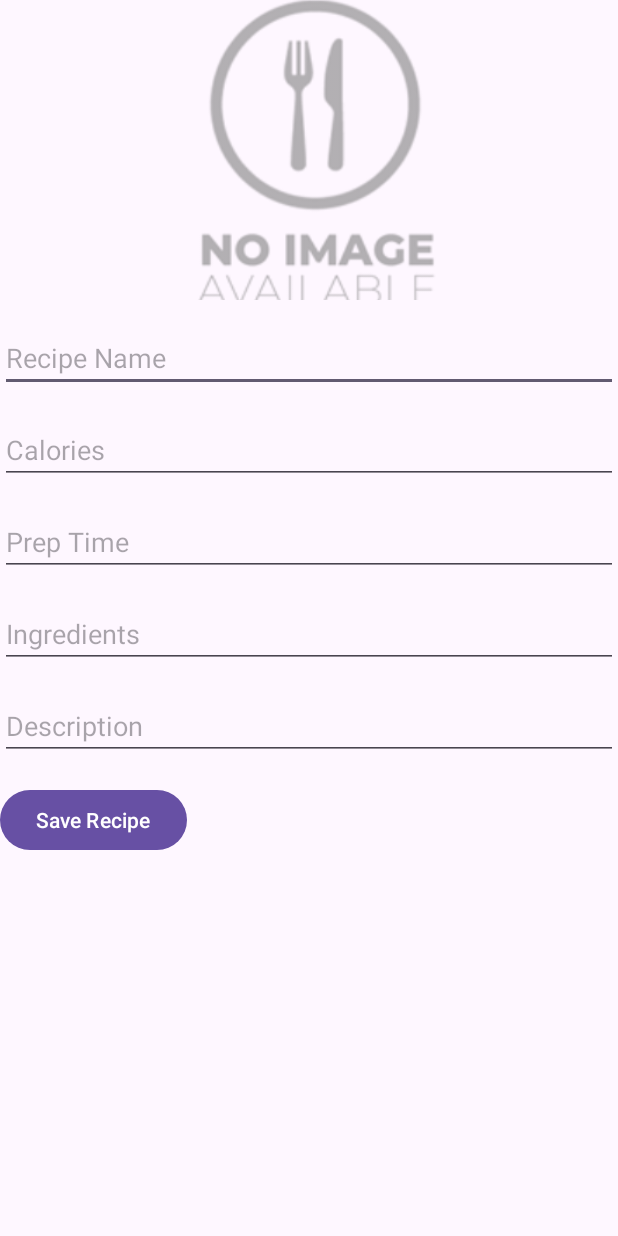
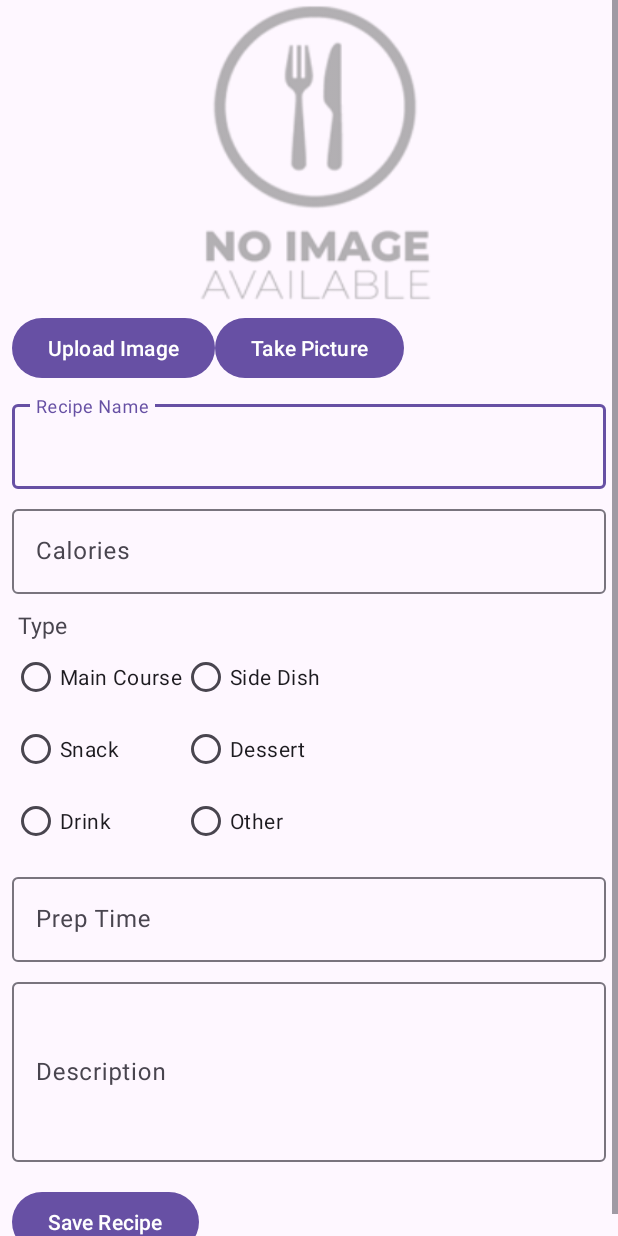
Before and after one commit to javin141/MAD_Project, an Android app: the AddRecipes screen opened directly, with no data from a screen before it, on a phone screen of 412 x 824 dp. Run offline under Robolectric (Android 15) with nearby library versions, the phone set to English and light mode, and no system bars.

Commit message:
changes to add recipe and DB

```diff
--- a/app/src/main/res/layout/add_recipes.xml
+++ b/app/src/main/res/layout/add_recipes.xml
@@ -1,6 +1,13 @@
-<RelativeLayout xmlns:android="http://schemas.android.com/apk/res/android"
+<ScrollView
+    xmlns:android="http://schemas.android.com/apk/res/android"
     android:layout_width="match_parent"
     android:layout_height="match_parent">
+
+    <RelativeLayout
+        android:layout_width="match_parent"
+        android:layout_height="wrap_content"
+        android:layout_marginStart="8dp"
+        android:layout_marginEnd="8dp">
 
         <!-- Image Input -->
         <ImageView
@@ -10,59 +17,153 @@
             android:scaleType="centerCrop"
             android:src="@drawable/placeholder_image" />
 
+        <!-- Upload Image Button -->
+        <Button
+            android:id="@+id/btnUploadImage"
+            android:layout_width="wrap_content"
+            android:layout_height="wrap_content"
+            android:layout_below="@+id/imageInput"
+            android:layout_marginTop="8dp"
+            android:text="Upload Image" />
+
+        <!-- Take Picture Button -->
+        <Button
+            android:id="@+id/btnCaptureImage"
+            android:layout_width="wrap_content"
+            android:layout_height="wrap_content"
+            android:layout_below="@+id/imageInput"
+            android:layout_marginTop="8dp"
+            android:layout_toEndOf="@id/btnUploadImage"
+            android:text="Take Picture" />
+
         <!-- Recipe Name Input -->
-    <EditText
+        <com.google.android.material.textfield.TextInputLayout
+            android:id="@+id/recipeNameInputLayout"
+            android:layout_width="match_parent"
+            android:layout_height="wrap_content"
+            android:layout_below="@+id/btnCaptureImage"
+            android:layout_marginTop="8dp">
+
+            <com.google.android.material.textfield.TextInputEditText
                 android:id="@+id/recipeNameInput"
                 android:layout_width="match_parent"
                 android:layout_height="wrap_content"
-        android:layout_below="@+id/imageInput"
-        android:layout_marginTop="16dp"
                 android:hint="Recipe Name" />
+        </com.google.android.material.textfield.TextInputLayout>
 
         <!-- Calories Input -->
-    <EditText
+        <com.google.android.material.textfield.TextInputLayout
+            android:id="@+id/caloriesInputLayout"
+            android:layout_width="match_parent"
+            android:layout_height="wrap_content"
+            android:layout_below="@+id/recipeNameInputLayout"
+            android:layout_marginTop="8dp">
+
+            <com.google.android.material.textfield.TextInputEditText
                 android:id="@+id/caloriesInput"
                 android:layout_width="match_parent"
                 android:layout_height="wrap_content"
-        android:layout_below="@+id/recipeNameInput"
-        android:layout_marginTop="16dp"
                 android:hint="Calories" />
+        </com.google.android.material.textfield.TextInputLayout>
+
+        <TextView
+            android:id="@+id/typeLabel"
+            android:layout_width="match_parent"
+            android:layout_height="wrap_content"
+            android:layout_below="@+id/caloriesInputLayout"
+            android:layout_marginStart="4dp"
+            android:layout_marginTop="10dp"
+            android:text="Type"
+            android:textSize="15dp" />
+
+        <!-- Type RadioButtons -->
 
         <!-- Prep Time Input -->
-    <EditText
+        <GridLayout
+            android:id="@+id/typeGridLayout"
+            android:layout_width="match_parent"
+            android:layout_height="wrap_content"
+            android:layout_below="@+id/typeLabel"
+            android:layout_marginTop="0dp"
+            android:columnCount="2"
+
+            android:columnOrderPreserved="false">
+
+            <RadioButton
+                android:id="@+id/radioMain"
+                android:layout_width="wrap_content"
+                android:layout_height="wrap_content"
+                android:text="Main Course" />
+
+            <RadioButton
+                android:id="@+id/radioSide"
+                android:layout_width="wrap_content"
+                android:layout_height="wrap_content"
+                android:text="Side Dish" />
+
+            <RadioButton
+                android:id="@+id/radioSnacks"
+                android:layout_width="wrap_content"
+                android:layout_height="wrap_content"
+                android:text="Snack" />
+
+            <RadioButton
+                android:id="@+id/radioDesserts"
+                android:layout_width="wrap_content"
+                android:layout_height="wrap_content"
+                android:text="Dessert" />
+
+            <RadioButton
+                android:id="@+id/radioDrinks"
+                android:layout_width="wrap_content"
+                android:layout_height="wrap_content"
+                android:text="Drink" />
+
+            <RadioButton
+                android:id="@+id/radioOther"
+                android:layout_width="wrap_content"
+                android:layout_height="wrap_content"
+                android:text="Other" />
+        </GridLayout>
+
+        <com.google.android.material.textfield.TextInputLayout
+            android:id="@+id/prepTimeInputLayout"
+            android:layout_width="match_parent"
+            android:layout_height="wrap_content"
+            android:layout_below="@+id/typeGridLayout"
+            android:layout_marginTop="8dp">
+
+            <com.google.android.material.textfield.TextInputEditText
                 android:id="@+id/prepTimeInput"
                 android:layout_width="match_parent"
                 android:layout_height="wrap_content"
-        android:layout_below="@+id/caloriesInput"
-        android:layout_marginTop="16dp"
                 android:hint="Prep Time" />
+        </com.google.android.material.textfield.TextInputLayout>
 
-    <!-- Ingredients Input -->
-    <EditText
-        android:id="@+id/ingredientsInput"
+        <!-- Description Input -->
+        <com.google.android.material.textfield.TextInputLayout
+            android:id="@+id/descriptionInputLayout"
             android:layout_width="match_parent"
             android:layout_height="wrap_content"
-        android:layout_below="@+id/prepTimeInput"
-        android:layout_marginTop="16dp"
-        android:hint="Ingredients"
-        android:inputType="textMultiLine" />
+            android:layout_below="@+id/prepTimeInputLayout"
+            android:layout_marginTop="8dp">
 
-    <!-- Description Input -->
-    <EditText
+            <com.google.android.material.textfield.TextInputEditText
                 android:id="@+id/descriptionInput"
                 android:layout_width="match_parent"
-        android:layout_height="wrap_content"
-        android:layout_below="@+id/ingredientsInput"
-        android:layout_marginTop="16dp"
+                android:layout_height="120dp"
                 android:hint="Description"
                 android:inputType="textMultiLine" />
+        </com.google.android.material.textfield.TextInputLayout>
 
         <!-- Save Button -->
         <Button
             android:id="@+id/saveButton"
             android:layout_width="wrap_content"
             android:layout_height="wrap_content"
-        android:layout_below="@+id/descriptionInput"
+            android:layout_below="@+id/descriptionInputLayout"
             android:layout_marginTop="16dp"
+            android:layout_marginEnd="16dp"
             android:text="Save Recipe" />
     </RelativeLayout>
+</ScrollView>
```
Also changed, not shown: app/src/main/java/com/sp/mad_project/AddRecipes.java (+192 -1 lines), app/src/main/java/com/sp/mad_project/AstraHelper.java (+35 -50 lines), app/src/main/java/com/sp/mad_project/BitmapUtils.java (+20 -0 lines). Lines whose indentation alone changed are shown as unchanged.
